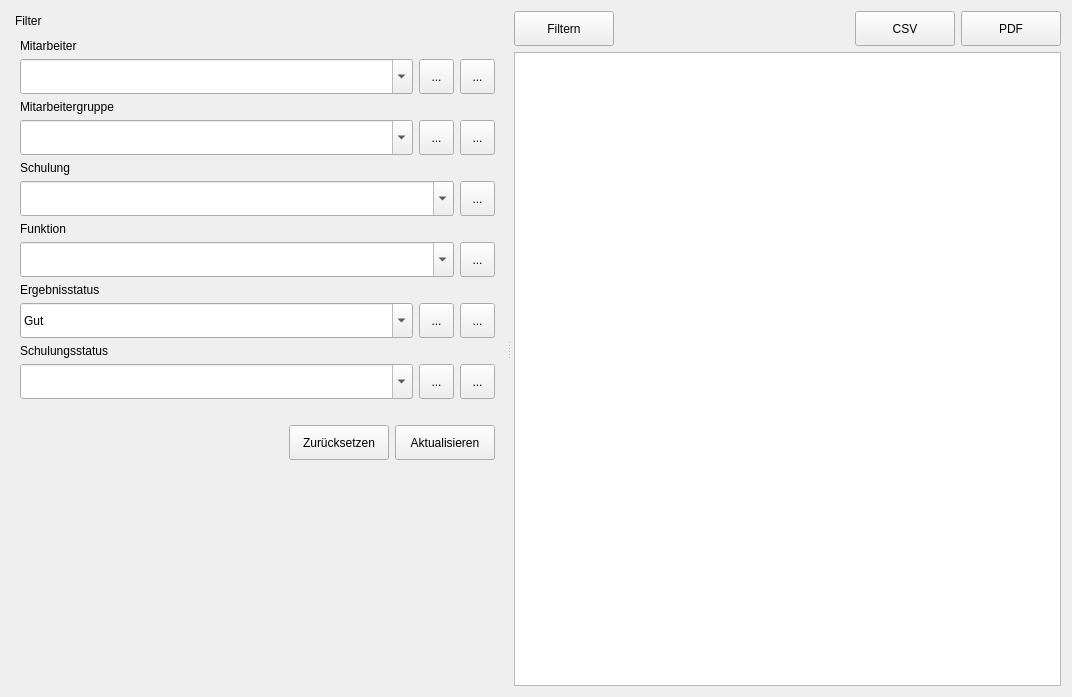
Old version of the form ui/qmqualiresultwidget.ui in the repository Christian-Kr/QualificationMatrix.
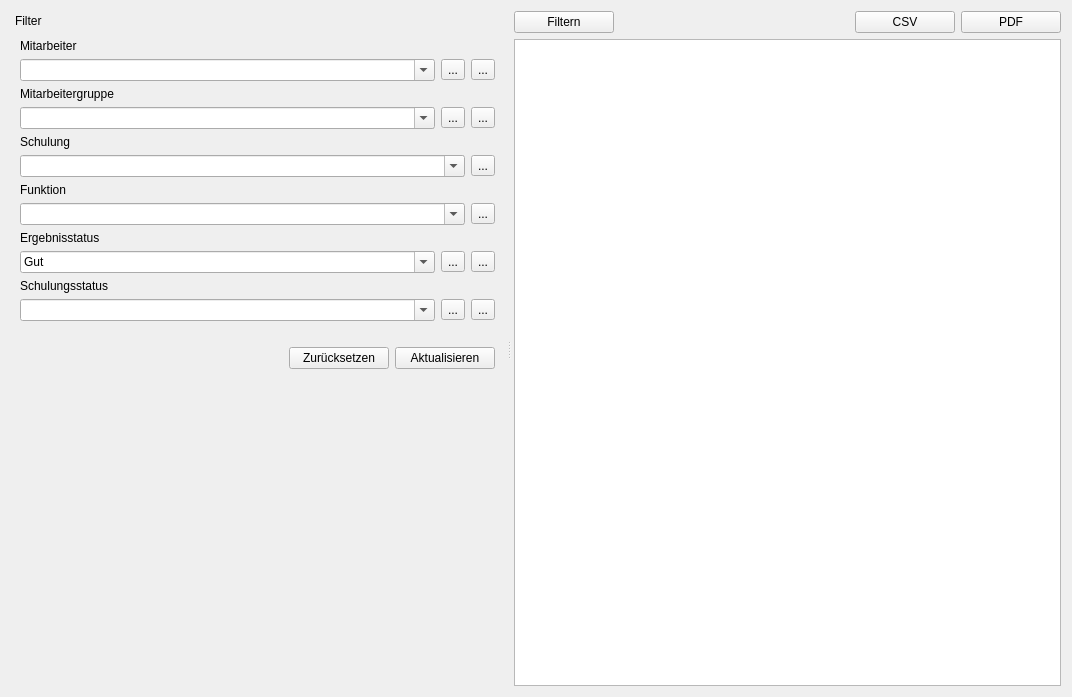
New version of the form. Icons and pictures are not drawn.

Commit message: Small design optimizations

Diff of the .ui file:
```diff
--- a/ui/qmqualiresultwidget.ui
+++ b/ui/qmqualiresultwidget.ui
@@ -88,12 +88,6 @@
           </item>
           <item>
            <widget class="QToolButton" name="tbResetEmployee">
-            <property name="minimumSize">
-             <size>
-              <width>35</width>
-              <height>35</height>
-             </size>
-            </property>
             <property name="toolTip">
              <string>Zurücksetzen</string>
             </property>
@@ -114,12 +108,6 @@
           </item>
           <item>
            <widget class="QToolButton" name="tbExtSelEmployee">
-            <property name="minimumSize">
-             <size>
-              <width>35</width>
-              <height>35</height>
-             </size>
-            </property>
             <property name="toolTip">
              <string>Erweiterte Auswahl</string>
             </property>
@@ -167,12 +155,6 @@
           </item>
           <item>
            <widget class="QToolButton" name="tbResetEmployeeGroup">
-            <property name="minimumSize">
-             <size>
-              <width>35</width>
-              <height>35</height>
-             </size>
-            </property>
             <property name="toolTip">
              <string>Zurücksetzen</string>
             </property>
@@ -193,12 +175,6 @@
           </item>
           <item>
            <widget class="QToolButton" name="tbExtSelEmployeeGroup">
-            <property name="minimumSize">
-             <size>
-              <width>35</width>
-              <height>35</height>
-             </size>
-            </property>
             <property name="toolTip">
              <string>Erweiterte Auswahl</string>
             </property>
@@ -246,12 +222,6 @@
           </item>
           <item>
            <widget class="QToolButton" name="tbResetTrain">
-            <property name="minimumSize">
-             <size>
-              <width>35</width>
-              <height>35</height>
-             </size>
-            </property>
             <property name="toolTip">
              <string>Zurücksetzen</string>
             </property>
@@ -299,12 +269,6 @@
           </item>
           <item>
            <widget class="QToolButton" name="tbResetFunc">
-            <property name="minimumSize">
-             <size>
-              <width>35</width>
-              <height>35</height>
-             </size>
-            </property>
             <property name="toolTip">
              <string>Zurücksetzen</string>
             </property>
@@ -370,12 +334,6 @@
           </item>
           <item>
            <widget class="QToolButton" name="tbResetTrainResultState">
-            <property name="minimumSize">
-             <size>
-              <width>35</width>
-              <height>35</height>
-             </size>
-            </property>
             <property name="toolTip">
              <string>Zurücksetzen</string>
             </property>
@@ -396,12 +354,6 @@
           </item>
           <item>
            <widget class="QToolButton" name="tbExtSelTrainResultState">
-            <property name="minimumSize">
-             <size>
-              <width>35</width>
-              <height>35</height>
-             </size>
-            </property>
             <property name="toolTip">
              <string>Erweiterte Auswahl</string>
             </property>
@@ -449,12 +401,6 @@
           </item>
           <item>
            <widget class="QToolButton" name="tbResetTrainState">
-            <property name="minimumSize">
-             <size>
-              <width>35</width>
-              <height>35</height>
-             </size>
-            </property>
             <property name="toolTip">
              <string>Zurücksetzen</string>
             </property>
@@ -475,12 +421,6 @@
           </item>
           <item>
            <widget class="QToolButton" name="tbExtSelTrainDataState">
-            <property name="minimumSize">
-             <size>
-              <width>35</width>
-              <height>35</height>
-             </size>
-            </property>
             <property name="toolTip">
              <string>Erweiterte Auswahl</string>
             </property>
@@ -537,7 +477,7 @@
             <property name="minimumSize">
              <size>
               <width>100</width>
-              <height>35</height>
+              <height>0</height>
              </size>
             </property>
             <property name="text">
@@ -560,7 +500,7 @@
             <property name="minimumSize">
              <size>
               <width>100</width>
-              <height>35</height>
+              <height>0</height>
              </size>
             </property>
             <property name="text">
@@ -605,7 +545,7 @@
            <property name="minimumSize">
             <size>
              <width>100</width>
-             <height>35</height>
+             <height>0</height>
             </size>
            </property>
            <property name="text">
@@ -641,7 +581,7 @@
            <property name="minimumSize">
             <size>
              <width>100</width>
-             <height>35</height>
+             <height>0</height>
             </size>
            </property>
            <property name="text">
@@ -664,7 +604,7 @@
            <property name="minimumSize">
             <size>
              <width>100</width>
-             <height>35</height>
+             <height>0</height>
             </size>
            </property>
            <property name="text">
```
The commit also changes 5 other files.
